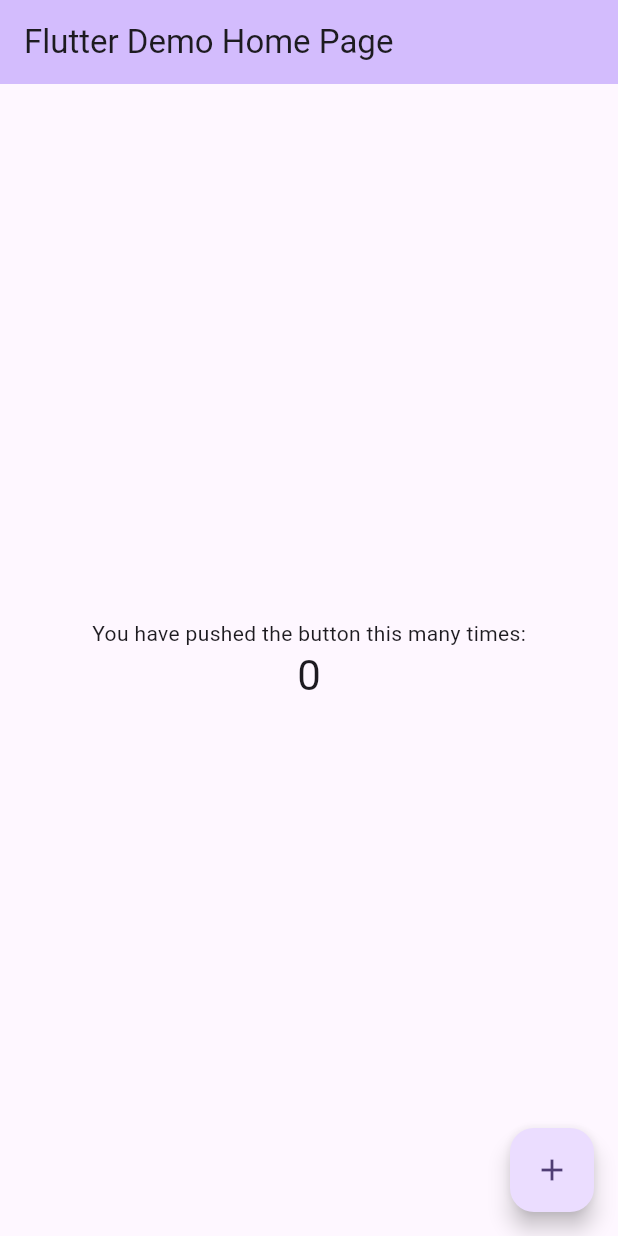
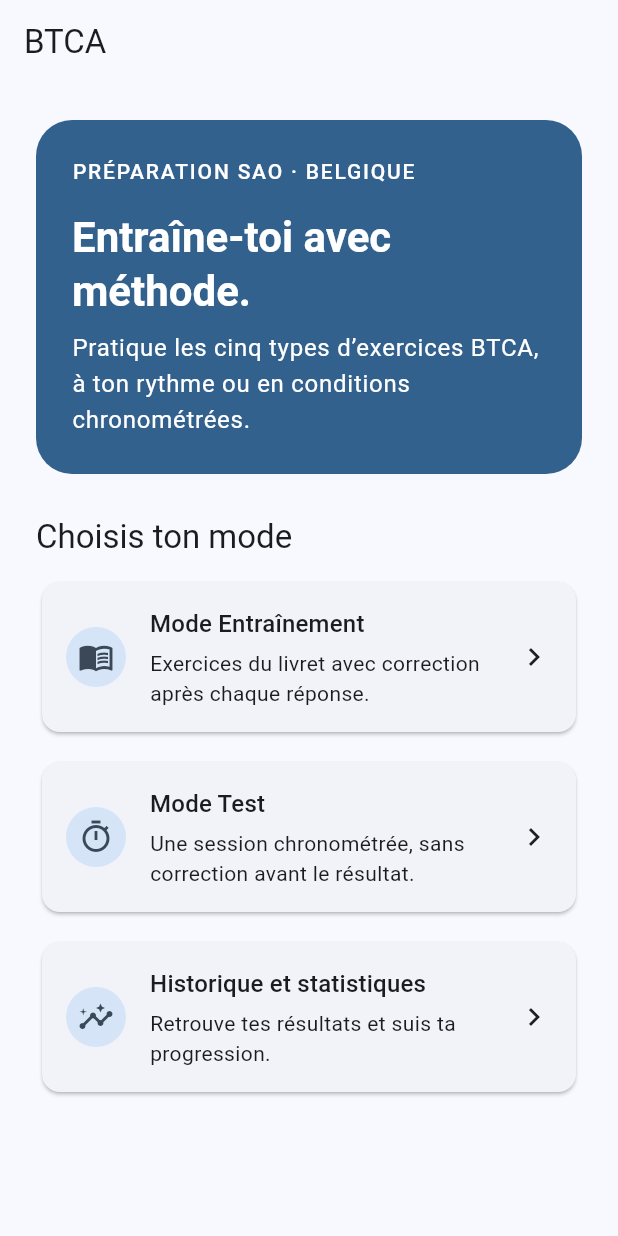
Before and after one commit to Marcotty/defense_psycho_tech_train, a Flutter app: the screen it shows after launch, on a phone screen of 412 x 824 dp. Run offline on Flutter 3.47's test engine with Material 3 defaults, Android fonts, the phone set to English and light mode, and no system bars.

Commit message:
feat: add BTCA app foundation and feature navigation
Co-authored-by: Copilot <223556219+Copilot@users.noreply.github.com>

```diff
--- /dev/null
+++ b/lib/app/app.dart
@@ -0,0 +1,19 @@
+import 'package:flutter/material.dart';
+
+import '../features/home/presentation/home_page.dart';
+import 'theme/app_theme.dart';
+
+class BtcaApp extends StatelessWidget {
+  const BtcaApp({super.key});
+
+  @override
+  Widget build(BuildContext context) {
+    return MaterialApp(
+      title: 'Entraînement BTCA',
+      theme: AppTheme.light(),
+      darkTheme: AppTheme.dark(),
+      themeMode: ThemeMode.system,
+      home: const HomePage(),
+    );
+  }
+}
--- /dev/null
+++ b/lib/app/models/training_mode.dart
@@ -0,0 +1 @@
+enum TrainingMode { practice, timedTest }
--- /dev/null
+++ b/lib/app/theme/app_theme.dart
@@ -0,0 +1,23 @@
+import 'package:flutter/material.dart';
+
+abstract final class AppTheme {
+  static const _navy = Color(0xFF18324B);
+  static const _amber = Color(0xFFF2B84B);
+
+  static ThemeData light() => _create(Brightness.light);
+  static ThemeData dark() => _create(Brightness.dark);
+
+  static ThemeData _create(Brightness brightness) {
+    final colorScheme = ColorScheme.fromSeed(
+      seedColor: _navy,
+      secondary: _amber,
+      brightness: brightness,
+    );
+
+    return ThemeData(
+      useMaterial3: true,
+      colorScheme: colorScheme,
+      brightness: brightness,
+    );
+  }
+}
--- /dev/null
+++ b/lib/features/home/presentation/home_page.dart
@@ -0,0 +1,173 @@
+import 'package:flutter/material.dart';
+
+import '../../../app/models/training_mode.dart';
+import '../../history/presentation/history_page.dart';
+import '../../test_selection/presentation/test_selection_page.dart';
+
+class HomePage extends StatelessWidget {
+  const HomePage({super.key});
+
+  void _openTestSelection(BuildContext context, TrainingMode mode) {
+    Navigator.of(context).push(
+      MaterialPageRoute<void>(builder: (_) => TestSelectionPage(mode: mode)),
+    );
+  }
+
+  void _openHistory(BuildContext context) {
+    Navigator.of(
+      context,
+    ).push(MaterialPageRoute<void>(builder: (_) => const HistoryPage()));
+  }
+
+  @override
+  Widget build(BuildContext context) {
+    final colorScheme = Theme.of(context).colorScheme;
+
+    return Scaffold(
+      appBar: AppBar(title: const Text('BTCA')),
+      body: SafeArea(
+        child: LayoutBuilder(
+          builder: (context, _) {
+            return SingleChildScrollView(
+              padding: const EdgeInsets.all(24),
+              child: Center(
+                child: ConstrainedBox(
+                  constraints: const BoxConstraints(maxWidth: 680),
+                  child: Column(
+                    crossAxisAlignment: CrossAxisAlignment.stretch,
+                    children: [
+                      Container(
+                        padding: const EdgeInsets.all(24),
+                        decoration: BoxDecoration(
+                          color: colorScheme.primary,
+                          borderRadius: BorderRadius.circular(24),
+                        ),
+                        child: Column(
+                          crossAxisAlignment: CrossAxisAlignment.start,
+                          children: [
+                            Text(
+                              'PRÉPARATION SAO · BELGIQUE',
+                              style: Theme.of(context).textTheme.labelLarge
+                                  ?.copyWith(
+                                    color: colorScheme.onPrimary,
+                                    letterSpacing: 1.2,
+                                  ),
+                            ),
+                            const SizedBox(height: 16),
+                            Text(
+                              'Entraîne-toi avec méthode.',
+                              style: Theme.of(context).textTheme.headlineMedium
+                                  ?.copyWith(
+                                    color: colorScheme.onPrimary,
+                                    fontWeight: FontWeight.bold,
+                                  ),
+                            ),
+                            const SizedBox(height: 8),
+                            Text(
+                              'Pratique les cinq types d’exercices BTCA, '
+                              'à ton rythme ou en conditions chronométrées.',
+                              style: Theme.of(context).textTheme.bodyLarge
+                                  ?.copyWith(color: colorScheme.onPrimary),
+                            ),
+                          ],
+                        ),
+                      ),
+                      const SizedBox(height: 28),
+                      Text(
+                        'Choisis ton mode',
+                        style: Theme.of(context).textTheme.titleLarge,
+                      ),
+                      const SizedBox(height: 12),
+                      _HomeActionCard(
+                        icon: Icons.menu_book_outlined,
+                        title: 'Mode Entraînement',
+                        description:
+                            'Exercices du livret avec correction '
+                            'après chaque réponse.',
+                        onTap: () =>
+                            _openTestSelection(context, TrainingMode.practice),
+                      ),
+                      const SizedBox(height: 12),
+                      _HomeActionCard(
+                        icon: Icons.timer_outlined,
+                        title: 'Mode Test',
+                        description:
+                            'Une session chronométrée, sans '
+                            'correction avant le résultat.',
+                        onTap: () =>
+                            _openTestSelection(context, TrainingMode.timedTest),
+                      ),
+                      const SizedBox(height: 12),
+                      _HomeActionCard(
+                        icon: Icons.insights_outlined,
+                        title: 'Historique et statistiques',
+                        description:
+                            'Retrouve tes résultats et suis '
+                            'ta progression.',
+                        onTap: () => _openHistory(context),
+                      ),
+                    ],
+                  ),
+                ),
+              ),
+            );
+          },
+        ),
+      ),
+    );
+  }
+}
+
+class _HomeActionCard extends StatelessWidget {
+  const _HomeActionCard({
+    required this.icon,
+    required this.title,
+    required this.description,
+    required this.onTap,
+  });
+
+  final IconData icon;
+  final String title;
+  final String description;
+  final VoidCallback onTap;
+
+  @override
+  Widget build(BuildContext context) {
+    final colorScheme = Theme.of(context).colorScheme;
+
+    return Card(
+      clipBehavior: Clip.antiAlias,
+      child: InkWell(
+        onTap: onTap,
+        child: Padding(
+          padding: const EdgeInsets.all(16),
+          child: Row(
+            children: [
+              CircleAvatar(
+                backgroundColor: colorScheme.secondaryContainer,
+                foregroundColor: colorScheme.onSecondaryContainer,
+                child: Icon(icon),
+              ),
+              const SizedBox(width: 16),
+              Expanded(
+                child: Column(
+                  crossAxisAlignment: CrossAxisAlignment.start,
+                  children: [
+                    Text(title, style: Theme.of(context).textTheme.titleMedium),
+                    const SizedBox(height: 4),
+                    Text(
+                      description,
+                      style: Theme.of(context).textTheme.bodyMedium,
+                    ),
+                  ],
+                ),
+              ),
+              const SizedBox(width: 8),
+              const Icon(Icons.chevron_right),
+            ],
+          ),
+        ),
+      ),
+    );
+  }
+}
--- /dev/null
+++ b/lib/features/test_selection/presentation/test_selection_page.dart
@@ -0,0 +1,67 @@
+import 'package:flutter/material.dart';
+
+import '../../../app/models/training_mode.dart';
+import '../data/test_catalog.dart';
+import 'test_overview_page.dart';
+
+class TestSelectionPage extends StatelessWidget {
+  const TestSelectionPage({required this.mode, super.key});
+
+  final TrainingMode mode;
+
+  @override
+  Widget build(BuildContext context) {
+    final isPractice = mode == TrainingMode.practice;
+
+    return Scaffold(
+      appBar: AppBar(
+        title: Text(isPractice ? 'Mode Entraînement' : 'Mode Test'),
+      ),
+      body: SafeArea(
+        child: ListView(
+          padding: const EdgeInsets.all(24),
+          children: [
+            Text(
+              'Choisis un test',
+              style: Theme.of(context).textTheme.headlineSmall,
+            ),
+            const SizedBox(height: 8),
+            Text(
+              isPractice
+                  ? 'Les exercices du livret seront corrigés après chaque réponse.'
+                  : 'Chaque session portera sur un seul type de test.',
+              style: Theme.of(context).textTheme.bodyLarge,
+            ),
+            const SizedBox(height: 20),
+            for (final test in testCatalog) ...[
+              Card(
+                clipBehavior: Clip.antiAlias,
+                child: ListTile(
+                  contentPadding: const EdgeInsets.symmetric(
+                    horizontal: 20,
+                    vertical: 12,
+                  ),
+                  title: Text(test.title),
+                  subtitle: Padding(
+                    padding: const EdgeInsets.only(top: 6),
+                    child: Text(test.description),
+                  ),
+                  trailing: const Icon(Icons.chevron_right),
+                  onTap: () {
+                    Navigator.of(context).push(
+                      MaterialPageRoute<void>(
+                        builder: (_) =>
+                            TestOverviewPage(mode: mode, test: test),
+                      ),
+                    );
+                  },
+                ),
+              ),
+              const SizedBox(height: 8),
+            ],
+          ],
+        ),
+      ),
+    );
+  }
+}
--- a/lib/main.dart
+++ b/lib/main.dart
@@ -1,122 +1,7 @@
 import 'package:flutter/material.dart';
 
+import 'app/app.dart';
+
 void main() {
-  runApp(const MyApp());
+  runApp(const BtcaApp());
 }
-
-class MyApp extends StatelessWidget {
-  const MyApp({super.key});
-
-  // This widget is the root of your application.
-  @override
-  Widget build(BuildContext context) {
-    return MaterialApp(
-      title: 'Flutter Demo',
-      theme: ThemeData(
-        // This is the theme of your application.
-        //
-        // TRY THIS: Try running your application with "flutter run". You'll see
-        // the application has a purple toolbar. Then, without quitting the app,
-        // try changing the seedColor in the colorScheme below to Colors.green
-        // and then invoke "hot reload" (save your changes or press the "hot
-        // reload" button in a Flutter-supported IDE, or press "r" if you used
-        // the command line to start the app).
-        //
-        // Notice that the counter didn't reset back to zero; the application
-        // state is not lost during the reload. To reset the state, use hot
-        // restart instead.
-        //
-        // This works for code too, not just values: Most code changes can be
-        // tested with just a hot reload.
-        colorScheme: ColorScheme.fromSeed(seedColor: Colors.deepPurple),
-      ),
-      home: const MyHomePage(title: 'Flutter Demo Home Page'),
-    );
-  }
-}
-
-class MyHomePage extends StatefulWidget {
-  const MyHomePage({super.key, required this.title});
-
-  // This widget is the home page of your application. It is stateful, meaning
-  // that it has a State object (defined below) that contains fields that affect
-  // how it looks.
-
-  // This class is the configuration for the state. It holds the values (in this
-  // case the title) provided by the parent (in this case the App widget) and
-  // used by the build method of the State. Fields in a Widget subclass are
-  // always marked "final".
-
-  final String title;
-
-  @override
-  State<MyHomePage> createState() => _MyHomePageState();
-}
-
-class _MyHomePageState extends State<MyHomePage> {
-  int _counter = 0;
-
-  void _incrementCounter() {
-    setState(() {
-      // This call to setState tells the Flutter framework that something has
-      // changed in this State, which causes it to rerun the build method below
-      // so that the display can reflect the updated values. If we changed
-      // _counter without calling setState(), then the build method would not be
-      // called again, and so nothing would appear to happen.
-      _counter++;
-    });
-  }
-
-  @override
-  Widget build(BuildContext context) {
-    // This method is rerun every time setState is called, for instance as done
-    // by the _incrementCounter method above.
-    //
-    // The Flutter framework has been optimized to make rerunning build methods
-    // fast, so that you can just rebuild anything that needs updating rather
-    // than having to individually change instances of widgets.
-    return Scaffold(
-      appBar: AppBar(
-        // TRY THIS: Try changing the color here to a specific color (to
-        // Colors.amber, perhaps?) and trigger a hot reload to see the AppBar
-        // change color while the other colors stay the same.
-        backgroundColor: Theme.of(context).colorScheme.inversePrimary,
-        // Here we take the value from the MyHomePage object that was created by
-        // the App.build method, and use it to set our appbar title.
-        title: Text(widget.title),
-      ),
-      body: Center(
-        // Center is a layout widget. It takes a single child and positions it
-        // in the middle of the parent.
-        child: Column(
-          // Column is also a layout widget. It takes a list of children and
-          // arranges them vertically. By default, it sizes itself to fit its
-          // children horizontally, and tries to be as tall as its parent.
-          //
-          // Column has various properties to control how it sizes itself and
-          // how it positions its children. Here we use mainAxisAlignment to
-          // center the children vertically; the main axis here is the vertical
-          // axis because Columns are vertical (the cross axis would be
-          // horizontal).
-          //
-          // TRY THIS: Invoke "debug painting" (choose the "Toggle Debug Paint"
-          // action in the IDE, or press "p" in the console), to see the
-          // wireframe for each widget.
-          mainAxisAlignment: MainAxisAlignment.center,
-          children: <Widget>[
-            const Text('You have pushed the button this many times:'),
-            Text(
-              '$_counter',
-              style: Theme.of(context).textTheme.headlineMedium,
-            ),
-          ],
-        ),
-      ),
-      floatingActionButton: FloatingActionButton(
-        onPressed: _incrementCounter,
-        tooltip: 'Increment',
-        child: const Icon(Icons.add),
-      ), // This trailing comma makes auto-formatting nicer for build methods.
-    );
-  }
-}
```
Also changed, not shown: lib/app/models/cognitive_test_type.dart (added, +7 -0 lines), lib/features/history/presentation/history_page.dart (added, +45 -0 lines), lib/features/test_selection/data/test_catalog.dart (added, +55 -0 lines), lib/features/test_selection/presentation/test_overview_page.dart (added, +82 -0 lines), 1 other file.
